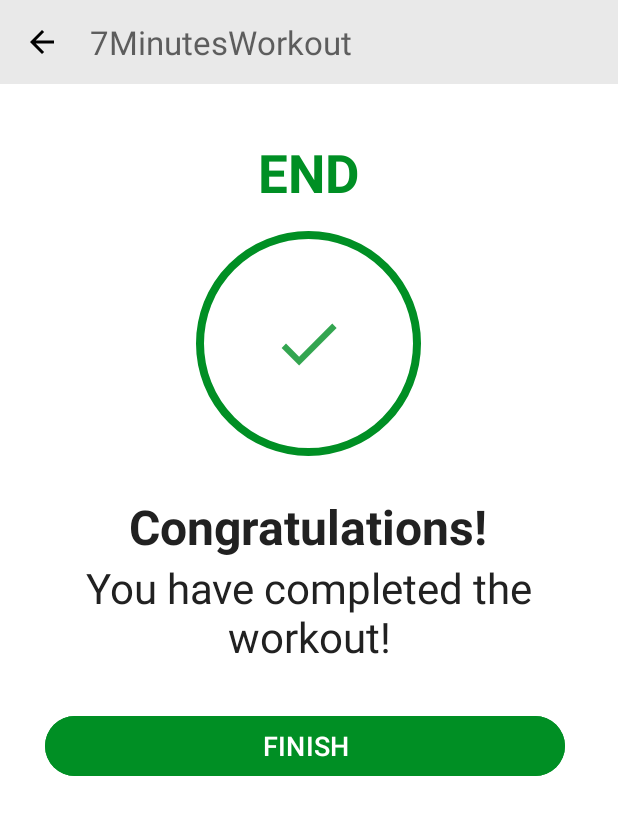
After one commit to Amirabbas-Ghorbani/7_Minutes_Workout, an Android app: the FinishActivity screen opened directly, with no data from a screen before it, on a phone screen of 412 x 824 dp. The commit adds this screen. Shown: the top 815 px of the screen. Run offline under Robolectric (Android 15) with nearby library versions, the phone set to English and light mode, and no system bars.

Commit message:
seventh commit

```diff
--- a/app/src/main/AndroidManifest.xml
+++ b/app/src/main/AndroidManifest.xml
@@ -4,7 +4,7 @@
 
     <queries>
         <intent>
-            <action android:name="android.intent.action.TTS_SERVICE"/>
+            <action android:name="android.intent.action.TTS_SERVICE" />
         </intent>
     </queries>
 
@@ -18,6 +18,9 @@
         android:supportsRtl="true"
         android:theme="@style/Theme.7MinutesWorkout"
         tools:targetApi="31">
+        <activity
+            android:name=".FinishActivity"
+            android:exported="false" />
         <activity
             android:name=".ExerciseActivity"
             android:exported="false" />
--- /dev/null
+++ b/app/src/main/java/ghorbani/amir/a7minutesworkout/FinishActivity.kt
@@ -0,0 +1,34 @@
+package ghorbani.amir.a7minutesworkout
+
+import android.content.Intent
+import androidx.appcompat.app.AppCompatActivity
+import android.os.Bundle
+import android.widget.Button
+import ghorbani.amir.a7minutesworkout.databinding.ActivityFinishBinding
+
+class FinishActivity : AppCompatActivity() {
+
+    private lateinit var binding: ActivityFinishBinding
+
+    override fun onCreate(savedInstanceState: Bundle?) {
+        super.onCreate(savedInstanceState)
+
+        binding = ActivityFinishBinding.inflate(layoutInflater)
+        setContentView(binding.root)
+
+        setSupportActionBar(binding.toolbarFinishActivity)
+
+        if (supportActionBar != null){
+            supportActionBar?.setDisplayHomeAsUpEnabled(true)
+        }
+
+        binding.toolbarFinishActivity.setNavigationOnClickListener {
+            onBackPressed()
+        }
+
+        binding.btnFinish.setOnClickListener {
+            finish()
+        }
+    }
+
+}
--- /dev/null
+++ b/app/src/main/res/drawable/ic_action_done.xml
@@ -0,0 +1,11 @@
+<vector xmlns:android="http://schemas.android.com/apk/res/android"
+    android:width="24dp"
+    android:height="24dp"
+    android:viewportWidth="24"
+    android:viewportHeight="24"
+    android:tint="#008F24"
+    android:alpha="0.8">
+    <path
+        android:fillColor="#FF000000"
+        android:pathData="M9,16.2L4.8,12l-1.4,1.4L9,19 21,7l-1.4,-1.4L9,16.2z"/>
+</vector>
--- a/app/src/main/res/layout/activity_exercise.xml
+++ b/app/src/main/res/layout/activity_exercise.xml
@@ -193,9 +193,11 @@
 
     <androidx.recyclerview.widget.RecyclerView
         android:id="@+id/rvExerciseStatus"
-        android:layout_width="match_parent"
+        android:layout_width="wrap_content"
         android:layout_height="wrap_content"
         android:layout_margin="5dp"
+        app:layout_constraintStart_toStartOf="parent"
+        app:layout_constraintEnd_toEndOf="parent"
         app:layout_constraintTop_toBottomOf="@+id/flExerciseProgressBar"
         app:layout_constraintBottom_toBottomOf="parent"
         />
--- /dev/null
+++ b/app/src/main/res/layout/activity_finish.xml
@@ -0,0 +1,79 @@
+<?xml version="1.0" encoding="utf-8"?>
+<LinearLayout xmlns:android="http://schemas.android.com/apk/res/android"
+    xmlns:tools="http://schemas.android.com/tools"
+    android:layout_width="match_parent"
+    android:layout_height="match_parent"
+    xmlns:app="http://schemas.android.com/apk/res-auto"
+    android:gravity="center_horizontal"
+    android:orientation="vertical"
+    android:background="@color/white"
+    tools:context=".FinishActivity">
+
+    <androidx.appcompat.widget.Toolbar
+        android:id="@+id/toolbar_finish_activity"
+        android:layout_width="match_parent"
+        android:layout_height="?android:attr/actionBarSize"
+        android:theme="@style/ToolbarTheme"
+        android:background="#E7E7E7E7"
+        app:titleTextColor="@color/colorPrimary"
+        />
+
+    <TextView
+        android:id="@+id/tvEnd"
+        android:layout_width="wrap_content"
+        android:layout_height="wrap_content"
+        android:layout_marginTop="35dp"
+        android:text="END"
+        android:textColor="@color/colorAccent"
+        android:textSize="35sp"
+        android:textStyle="bold"/>
+
+    <LinearLayout
+        android:layout_width="150dp"
+        android:layout_height="150dp"
+        android:layout_gravity="center"
+        android:layout_marginTop="15dp"
+        android:background="@drawable/item_circular_color_accent_border"
+        android:gravity="center">
+
+        <ImageView
+            android:layout_width="50dp"
+            android:layout_height="50dp"
+            android:contentDescription="@string/image"
+            android:src="@drawable/ic_action_done" />
+
+    </LinearLayout>
+
+    <TextView
+        android:layout_width="wrap_content"
+        android:layout_height="wrap_content"
+        android:layout_marginTop="25dp"
+        android:text="Congratulations!"
+        android:textColor="#212121"
+        android:textSize="32sp"
+        android:textStyle="bold"
+        />
+
+    <TextView
+        android:layout_width="wrap_content"
+        android:layout_height="wrap_content"
+        android:text="You have completed the workout!"
+        android:textColor="#212121"
+        android:textSize="28sp"
+        android:gravity="center"
+        />
+
+    <Button
+        android:id="@+id/btnFinish"
+        android:layout_width="match_parent"
+        android:layout_height="wrap_content"
+        android:layout_gravity="bottom"
+        android:layout_marginTop="30dp"
+        android:layout_marginLeft="30dp"
+        android:layout_marginRight="35dp"
+        android:backgroundTint="@color/colorAccent"
+        android:text="FINISH"
+        android:textColor="#FFFFFF"
+        android:textSize="18sp" />
+
+</LinearLayout>
--- a/app/src/main/res/values/strings.xml
+++ b/app/src/main/res/values/strings.xml
@@ -1,3 +1,4 @@
 <resources>
     <string name="app_name">7MinutesWorkout</string>
+    <string name="image" />
 </resources>
```
Also changed, not shown: app/src/main/java/ghorbani/amir/a7minutesworkout/ExerciseActivity.kt (+32 -6 lines), app/src/main/java/ghorbani/amir/a7minutesworkout/ExerciseStatusAdapter.kt (+23 -0 lines), app/src/main/res/drawable/item_circular_thin_color_accent_border.xml (added, +15 -0 lines).
